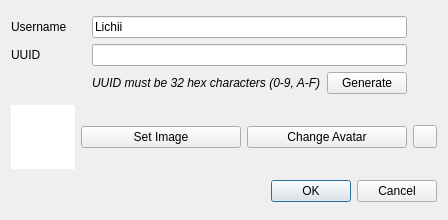
First picture: the form in src/lichii/configuration/system/new_user_dialog.ui, repository ddddng/Lichii, before the edit.
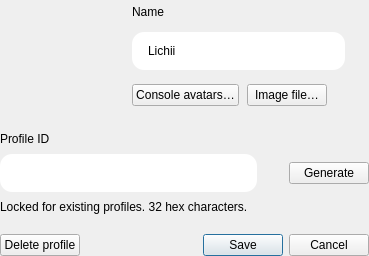
Second picture: the form after the edit.

Commit message: spotlight: edit profile, avatar picker and delete profile dialogs from the Paper boards

Diff of the .ui file:
```diff
--- a/src/lichii/configuration/system/new_user_dialog.ui
+++ b/src/lichii/configuration/system/new_user_dialog.ui
@@ -2,155 +2,188 @@
 <ui version="4.0">
  <class>NewUserDialog</class>
  <widget class="QDialog" name="NewUserDialog">
-  <property name="geometry">
-   <rect>
-    <x>0</x>
-    <y>0</y>
-    <width>448</width>
-    <height>220</height>
-   </rect>
-  </property>
-  <property name="windowTitle">
-   <string>New User</string>
-  </property>
-  <layout class="QGridLayout" name="gridLayout_2">
-   <item row="2" column="1" colspan="3">
-    <widget class="QDialogButtonBox" name="buttonBox">
-     <property name="orientation">
-      <enum>Qt::Orientation::Horizontal</enum>
-     </property>
-     <property name="standardButtons">
-      <set>QDialogButtonBox::StandardButton::Cancel|QDialogButtonBox::StandardButton::Ok</set>
-     </property>
-    </widget>
+  <property name="windowTitle"><string>New User</string></property>
+  <property name="styleSheet"><string notr="true">QLabel[field="true"] { font: 600 13px "Lexend"; color: #ccffffff; }
+QLabel[hint="true"] { font: 400 12px "Lexend"; color: #9effffff; }
+QLineEdit { min-height: 38px; max-height: 38px; padding: 0 14px; border-radius: 12px; font: 500 14px "Lexend"; }
+QLineEdit[mono="true"] { font-family: monospace; }
+QPushButton[pill="true"] { font: 600 13px "Lexend"; min-height: 34px; max-height: 34px; padding: 0 16px;
+                           border-radius: 17px; background: #14ffffff; border: none; color: #ffffff; }
+QPushButton[pill="true"]:hover { background: #1fffffff; }
+QPushButton[pill="true"]:disabled { color: #73ffffff; }
+QPushButton[pill="true"][kind="destructive"] { background: #1fff8fae; color: #ff8fae; min-height: 36px; max-height: 36px; border-radius: 18px; }
+QPushButton[pill="true"][kind="destructive"]:hover { background: #2eff8fae; }
+QToolButton#revert { background: transparent; border: none; border-radius: 17px; }
+QToolButton#revert:hover { background: #14ffffff; }
+QGraphicsView#image { background: transparent; border: none; }</string></property>
+  <layout class="QVBoxLayout" name="mainLayout">
+   <property name="spacing"><number>20</number></property>
+   <property name="leftMargin"><number>0</number></property>
+   <property name="topMargin"><number>0</number></property>
+   <property name="rightMargin"><number>0</number></property>
+   <property name="bottomMargin"><number>0</number></property>
+   <item>
+    <layout class="QHBoxLayout" name="topRow">
+     <property name="spacing"><number>20</number></property>
+     <property name="leftMargin"><number>0</number></property>
+     <property name="topMargin"><number>0</number></property>
+     <property name="rightMargin"><number>0</number></property>
+     <property name="bottomMargin"><number>0</number></property>
+     <item alignment="Qt::AlignmentFlag::AlignTop">
+      <widget class="QGraphicsView" name="image">
+       <property name="minimumSize"><size><width>112</width><height>112</height></size></property>
+       <property name="maximumSize"><size><width>112</width><height>112</height></size></property>
+       <property name="frameShape"><enum>QFrame::Shape::NoFrame</enum></property>
+       <property name="verticalScrollBarPolicy"><enum>Qt::ScrollBarPolicy::ScrollBarAlwaysOff</enum></property>
+       <property name="horizontalScrollBarPolicy"><enum>Qt::ScrollBarPolicy::ScrollBarAlwaysOff</enum></property>
+       <property name="interactive"><bool>false</bool></property>
+      </widget>
+     </item>
+     <item>
+      <layout class="QVBoxLayout" name="nameColumn">
+       <property name="spacing"><number>8</number></property>
+       <property name="leftMargin"><number>0</number></property>
+       <property name="topMargin"><number>0</number></property>
+       <property name="rightMargin"><number>0</number></property>
+       <property name="bottomMargin"><number>0</number></property>
+       <item>
+        <widget class="QLabel" name="label_2">
+         <property name="text"><string>Name</string></property>
+         <property name="field" stdset="0"><bool>true</bool></property>
+        </widget>
+       </item>
+       <item>
+        <layout class="QHBoxLayout" name="nameRow">
+         <property name="spacing"><number>8</number></property>
+         <property name="leftMargin"><number>0</number></property>
+         <property name="topMargin"><number>0</number></property>
+         <property name="rightMargin"><number>0</number></property>
+         <property name="bottomMargin"><number>0</number></property>
+         <item>
+          <widget class="QLineEdit" name="username">
+           <property name="text"><string>Lichii</string></property>
+          </widget>
+         </item>
+         <item>
+          <widget class="QLabel" name="usernameVerified">
+           <property name="minimumSize"><size><width>16</width><height>16</height></size></property>
+           <property name="maximumSize"><size><width>16</width><height>16</height></size></property>
+          </widget>
+         </item>
+        </layout>
+       </item>
+       <item>
+        <layout class="QHBoxLayout" name="imageRow">
+         <property name="spacing"><number>8</number></property>
+         <property name="leftMargin"><number>0</number></property>
+         <property name="topMargin"><number>0</number></property>
+         <property name="rightMargin"><number>0</number></property>
+         <property name="bottomMargin"><number>0</number></property>
+         <item>
+          <widget class="QPushButton" name="setAvatar">
+           <property name="text"><string>Console avatars…</string></property>
+           <property name="pill" stdset="0"><bool>true</bool></property>
+          </widget>
+         </item>
+         <item>
+          <widget class="QPushButton" name="selectImage">
+           <property name="text"><string>Image file…</string></property>
+           <property name="pill" stdset="0"><bool>true</bool></property>
+          </widget>
+         </item>
+         <item>
+          <widget class="QToolButton" name="revert">
+           <property name="minimumSize"><size><width>34</width><height>34</height></size></property>
+           <property name="maximumSize"><size><width>34</width><height>34</height></size></property>
+          </widget>
+         </item>
+         <item>
+          <spacer name="spacer1">
+           <property name="orientation"><enum>Qt::Orientation::Horizontal</enum></property>
+           <property name="sizeType"><enum>QSizePolicy::Policy::Expanding</enum></property>
+           <property name="sizeHint"><size><width>0</width><height>0</height></size></property>
+          </spacer>
+         </item>
+        </layout>
+       </item>
+      </layout>
+     </item>
+    </layout>
    </item>
-   <item row="1" column="2">
-    <widget class="QPushButton" name="setAvatar">
-     <property name="text">
-      <string>Change Avatar</string>
-     </property>
-    </widget>
-   </item>
-   <item row="1" column="1">
-    <widget class="QPushButton" name="selectImage">
-     <property name="text">
-      <string>Set Image</string>
-     </property>
-    </widget>
-   </item>
-   <item row="1" column="3">
-    <widget class="QToolButton" name="revert">
-     <property name="text">
-      <string/>
-     </property>
-    </widget>
-   </item>
-   <item row="0" column="0" colspan="4">
-    <layout class="QGridLayout" name="gridLayout">
-     <item row="1" column="0">
+   <item>
+    <layout class="QVBoxLayout" name="uuidColumn">
+     <property name="spacing"><number>8</number></property>
+     <property name="leftMargin"><number>0</number></property>
+     <property name="topMargin"><number>0</number></property>
+     <property name="rightMargin"><number>0</number></property>
+     <property name="bottomMargin"><number>0</number></property>
+     <item>
       <widget class="QLabel" name="label">
-       <property name="text">
-        <string>UUID</string>
-       </property>
+       <property name="text"><string>Profile ID</string></property>
+       <property name="field" stdset="0"><bool>true</bool></property>
       </widget>
      </item>
-     <item row="0" column="1" colspan="2">
-      <widget class="QLineEdit" name="username">
-       <property name="text">
-        <string>Lichii</string>
-       </property>
-      </widget>
+     <item>
+      <layout class="QHBoxLayout" name="uuidRow">
+       <property name="spacing"><number>8</number></property>
+       <property name="leftMargin"><number>0</number></property>
+       <property name="topMargin"><number>0</number></property>
+       <property name="rightMargin"><number>0</number></property>
+       <property name="bottomMargin"><number>0</number></property>
+       <item>
+        <widget class="QLineEdit" name="uuid">
+         <property name="mono" stdset="0"><bool>true</bool></property>
+        </widget>
+       </item>
+       <item>
+        <widget class="QLabel" name="uuidVerified">
+         <property name="minimumSize"><size><width>16</width><height>16</height></size></property>
+         <property name="maximumSize"><size><width>16</width><height>16</height></size></property>
+        </widget>
+       </item>
+       <item>
+        <widget class="QPushButton" name="generate">
+         <property name="text"><string>Generate</string></property>
+         <property name="pill" stdset="0"><bool>true</bool></property>
+        </widget>
+       </item>
+      </layout>
      </item>
-     <item row="1" column="1" colspan="2">
-      <widget class="QLineEdit" name="uuid"/>
-     </item>
-     <item row="0" column="0">
-      <widget class="QLabel" name="label_2">
-       <property name="text">
-        <string>Username</string>
-       </property>
-      </widget>
-     </item>
-     <item row="2" column="1">
+     <item>
       <widget class="QLabel" name="label_3">
-       <property name="font">
-        <font>
-         <italic>true</italic>
-        </font>
-       </property>
-       <property name="text">
-        <string>UUID must be 32 hex characters (0-9, A-F)</string>
-       </property>
-      </widget>
-     </item>
-     <item row="2" column="2">
-      <widget class="QPushButton" name="generate">
-       <property name="text">
-        <string>Generate</string>
-       </property>
-      </widget>
-     </item>
-     <item row="1" column="3">
-      <widget class="QLabel" name="uuidVerified">
-       <property name="sizePolicy">
-        <sizepolicy hsizetype="Fixed" vsizetype="Preferred">
-         <horstretch>0</horstretch>
-         <verstretch>0</verstretch>
-        </sizepolicy>
-       </property>
-       <property name="minimumSize">
-        <size>
-         <width>24</width>
-         <height>0</height>
-        </size>
-       </property>
-      </widget>
-     </item>
-     <item row="0" column="3">
-      <widget class="QLabel" name="usernameVerified">
-       <property name="text">
-        <string/>
-       </property>
+       <property name="text"><string>Locked for existing profiles. 32 hex characters.</string></property>
+       <property name="hint" stdset="0"><bool>true</bool></property>
       </widget>
      </item>
     </layout>
    </item>
-   <item row="1" column="0">
-    <widget class="QGraphicsView" name="image">
-     <property name="sizePolicy">
-      <sizepolicy hsizetype="Expanding" vsizetype="Expanding">
-       <horstretch>0</horstretch>
-       <verstretch>0</verstretch>
-      </sizepolicy>
-     </property>
-     <property name="minimumSize">
-      <size>
-       <width>64</width>
-       <height>64</height>
-      </size>
-     </property>
-     <property name="maximumSize">
-      <size>
-       <width>64</width>
-       <height>64</height>
-      </size>
-     </property>
-     <property name="frameShape">
-      <enum>QFrame::Shape::NoFrame</enum>
-     </property>
-     <property name="frameShadow">
-      <enum>QFrame::Shadow::Plain</enum>
-     </property>
-     <property name="verticalScrollBarPolicy">
-      <enum>Qt::ScrollBarPolicy::ScrollBarAlwaysOff</enum>
-     </property>
-     <property name="horizontalScrollBarPolicy">
-      <enum>Qt::ScrollBarPolicy::ScrollBarAlwaysOff</enum>
-     </property>
-     <property name="interactive">
-      <bool>false</bool>
-     </property>
-    </widget>
+   <item>
+    <layout class="QHBoxLayout" name="bottomRow">
+     <property name="spacing"><number>10</number></property>
+     <property name="leftMargin"><number>0</number></property>
+     <property name="topMargin"><number>0</number></property>
+     <property name="rightMargin"><number>0</number></property>
+     <property name="bottomMargin"><number>0</number></property>
+     <item>
+      <widget class="QPushButton" name="deleteProfile">
+       <property name="text"><string>Delete profile</string></property>
+       <property name="pill" stdset="0"><bool>true</bool></property>
+       <property name="kind" stdset="0"><string notr="true">destructive</string></property>
+      </widget>
+     </item>
+     <item>
+      <spacer name="spacer2">
+       <property name="orientation"><enum>Qt::Orientation::Horizontal</enum></property>
+       <property name="sizeType"><enum>QSizePolicy::Policy::Expanding</enum></property>
+       <property name="sizeHint"><size><width>0</width><height>0</height></size></property>
+      </spacer>
+     </item>
+     <item>
+      <widget class="QDialogButtonBox" name="buttonBox">
+       <property name="standardButtons"><set>QDialogButtonBox::StandardButton::Cancel|QDialogButtonBox::StandardButton::Save</set></property>
+      </widget>
+     </item>
+    </layout>
    </item>
   </layout>
  </widget>
```
Left out of the diff: 34 changed lines with no effect on the pictures. The commit also changes 6 other files.
